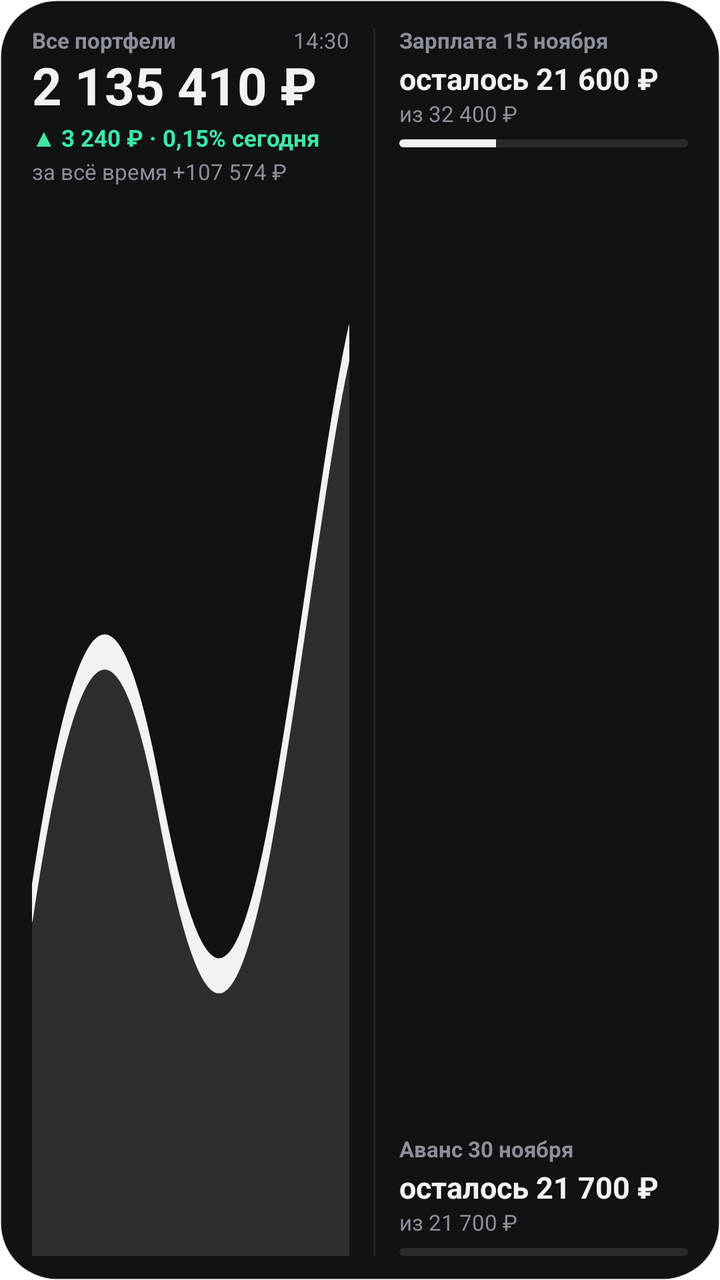
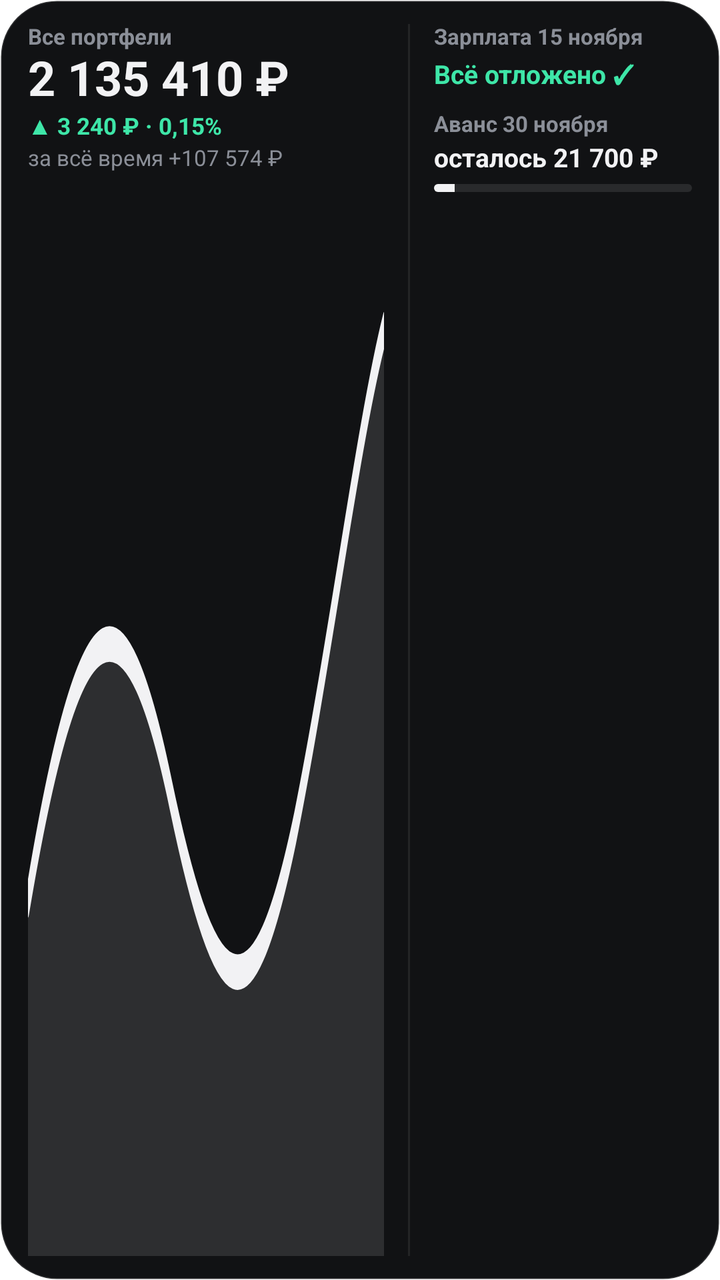

An Android layout rendered at two revisions. The XML below is the earlier revision; the diff shows what the commit changed to produce the second picture.
<!-- AndroidManifest.xml: fallback theme Theme.MaterialComponents.DayNight.NoActionBar -->
<!-- res/layout/widget_preview.xml -->
<?xml version="1.0" encoding="utf-8"?>
<LinearLayout xmlns:android="http://schemas.android.com/apk/res/android"
    android:id="@android:id/background"
    android:layout_width="match_parent"
    android:layout_height="match_parent"
    android:background="@drawable/widget_bg"
    android:orientation="horizontal"
    android:paddingStart="16dp"
    android:paddingEnd="16dp"
    android:paddingTop="14dp"
    android:paddingBottom="12dp">

    <LinearLayout
        android:layout_width="0dp"
        android:layout_height="match_parent"
        android:layout_weight="1.1"
        android:orientation="vertical">

        <LinearLayout
            android:layout_width="match_parent"
            android:layout_height="wrap_content"
            android:orientation="horizontal">

            <TextView
                android:id="@+id/title"
                style="@style/WidgetLabel"
                android:layout_width="0dp"
                android:layout_weight="1" android:text="Все портфели" />

            <TextView
                android:id="@+id/time"
                style="@style/WidgetDim"
                android:layout_width="wrap_content"
                android:layout_marginStart="6dp" android:text="14:30" />
        </LinearLayout>

        <TextView android:id="@+id/value" style="@style/WidgetValue" android:layout_height="34dp" android:autoSizeMaxTextSize="26dp" android:text="2 135 410 ₽" />

        <TextView android:id="@+id/day" style="@style/WidgetChange" android:text="▲ 3 240 ₽ · 0,15% сегодня" />

        <TextView android:id="@+id/total" style="@style/WidgetDim" android:layout_marginTop="3dp" android:text="за всё время +107 574 ₽" />

        <FrameLayout
            android:layout_width="match_parent"
            android:layout_height="0dp"
            android:layout_weight="1"
            android:layout_marginTop="8dp">

            <ImageView
                android:id="@+id/chart"
                android:layout_width="match_parent"
                android:layout_height="match_parent"
                android:scaleType="fitXY" android:src="@drawable/widget_preview_chart" />

            <TextView
                android:id="@+id/chart_empty"
                style="@style/WidgetDim"
                android:layout_gravity="center"
                android:gravity="center"
                android:maxLines="2"
                android:text="График появится через пару дней"
                android:visibility="gone" />
        </FrameLayout>
    </LinearLayout>

    <FrameLayout
        android:layout_width="1dp"
        android:layout_height="match_parent"
        android:layout_marginStart="12dp"
        android:layout_marginEnd="12dp"
        android:background="@drawable/widget_divider" />

    <LinearLayout
        android:layout_width="0dp"
        android:layout_height="match_parent"
        android:layout_weight="1"
        android:orientation="vertical">

        <TextView android:id="@+id/b1_title" style="@style/WidgetLabel" android:text="Зарплата 15 ноября" />

        <TextView android:id="@+id/b1_main" style="@style/WidgetMain" android:layout_marginTop="4dp" android:text="осталось 21 600 ₽" />

        <TextView android:id="@+id/b1_sub" style="@style/WidgetDim" android:layout_marginTop="2dp" android:text="из 32 400 ₽" />

        <ProgressBar
            android:id="@+id/b1_bar"
            style="?android:attr/progressBarStyleHorizontal"
            android:layout_width="match_parent"
            android:layout_height="4dp"
            android:layout_marginTop="6dp"
            android:max="1000"
            android:indeterminate="false"
            android:progressDrawable="@drawable/widget_progress"
            android:progress="333" />

        <FrameLayout
            android:layout_width="match_parent"
            android:layout_height="0dp"
            android:layout_weight="1"
            android:minHeight="8dp" />

        <TextView android:id="@+id/b2_title" style="@style/WidgetLabel" android:text="Аванс 30 ноября" />

        <TextView android:id="@+id/b2_main" style="@style/WidgetMain" android:layout_marginTop="4dp" android:text="осталось 21 700 ₽" />

        <TextView android:id="@+id/b2_sub" style="@style/WidgetDim" android:layout_marginTop="2dp" android:text="из 21 700 ₽" />

        <ProgressBar
            android:id="@+id/b2_bar"
            style="?android:attr/progressBarStyleHorizontal"
            android:layout_width="match_parent"
            android:layout_height="4dp"
            android:layout_marginTop="6dp"
            android:max="1000"
            android:indeterminate="false"
            android:progressDrawable="@drawable/widget_progress"
            android:progress="0" />
    </LinearLayout>
</LinearLayout>
<!-- resources referenced by this layout -->
<resources>
  <!-- drawable widget_bg (drawable) -->
  <?xml version="1.0" encoding="utf-8"?>
  <shape xmlns:android="http://schemas.android.com/apk/res/android" android:shape="rectangle">
      <solid android:color="@color/widget_bg" />
      <stroke android:width="1dp" android:color="#0DFFFFFF" />
      <corners android:radius="@dimen/widget_radius" />
  </shape>
  <!-- drawable widget_divider (drawable) -->
  <?xml version="1.0" encoding="utf-8"?>
  <shape xmlns:android="http://schemas.android.com/apk/res/android" android:shape="rectangle">
      <solid android:color="@color/widget_line" />
  </shape>
  <!-- drawable widget_progress (drawable) -->
  <?xml version="1.0" encoding="utf-8"?>
  <layer-list xmlns:android="http://schemas.android.com/apk/res/android">
      <item android:id="@android:id/background">
          <shape android:shape="rectangle">
              <solid android:color="#1AFFFFFF" />
              <corners android:radius="2dp" />
          </shape>
      </item>
      <item android:id="@android:id/progress">
          <clip>
              <shape android:shape="rectangle">
                  <solid android:color="#F2F2F4" />
                  <corners android:radius="2dp" />
              </shape>
          </clip>
      </item>
  </layer-list>
  <style name="WidgetChange">
          <item name="android:layout_width">match_parent</item>
          <item name="android:layout_height">wrap_content</item>
          <item name="android:textSize">11.5dp</item>
          <item name="android:textStyle">bold</item>
          <item name="android:textColor">#3EE6A8</item>
          <item name="android:maxLines">1</item>
          <item name="android:ellipsize">end</item>
          <item name="android:includeFontPadding">false</item>
      </style>
  <style name="WidgetDim">
          <item name="android:layout_width">match_parent</item>
          <item name="android:layout_height">wrap_content</item>
          <item name="android:textSize">11dp</item>
          <item name="android:textColor">@color/widget_dim</item>
          <item name="android:maxLines">1</item>
          <item name="android:ellipsize">end</item>
          <item name="android:includeFontPadding">false</item>
      </style>
  <style name="WidgetLabel">
          <item name="android:layout_width">match_parent</item>
          <item name="android:layout_height">wrap_content</item>
          <item name="android:textSize">11dp</item>
          <item name="android:textStyle">bold</item>
          <item name="android:textColor">@color/widget_dim</item>
          <item name="android:maxLines">1</item>
          <item name="android:ellipsize">end</item>
          <item name="android:includeFontPadding">false</item>
      </style>
  <style name="WidgetMain">
          <item name="android:layout_width">match_parent</item>
          <item name="android:layout_height">wrap_content</item>
          <item name="android:textSize">15dp</item>
          <item name="android:textStyle">bold</item>
          <item name="android:textColor">@color/widget_text</item>
          <item name="android:maxLines">1</item>
          <item name="android:ellipsize">end</item>
          <item name="android:includeFontPadding">false</item>
      </style>
  <color name="widget_bg">#111214</color>
  <dimen name="widget_radius">22dp</dimen>
  <color name="widget_line">#14FFFFFF</color>
  <color name="widget_dim">#8B8F98</color>
  <color name="widget_text">#F2F2F4</color>
  <!-- unchanged entries left out for length: 2 -->
</resources>

<!-- the commit's change to res/layout/widget_preview.xml (unified diff, before → after) -->
@@ -1,66 +1,35 @@
 <?xml version="1.0" encoding="utf-8"?>
 <LinearLayout xmlns:android="http://schemas.android.com/apk/res/android"
-    android:id="@android:id/background"
     android:layout_width="match_parent"
     android:layout_height="match_parent"
-    android:background="@drawable/widget_bg"
+    android:background="@drawable/widget_preview_bg"
     android:orientation="horizontal"
-    android:paddingStart="16dp"
-    android:paddingEnd="16dp"
-    android:paddingTop="14dp"
+    android:paddingStart="14dp"
+    android:paddingEnd="14dp"
+    android:paddingTop="12dp"
     android:paddingBottom="12dp">
 
     <LinearLayout
         android:layout_width="0dp"
         android:layout_height="match_parent"
-        android:layout_weight="1.1"
+        android:layout_weight="58"
         android:orientation="vertical">
 
-        <LinearLayout
-            android:layout_width="match_parent"
-            android:layout_height="wrap_content"
-            android:orientation="horizontal">
+        <TextView style="@style/WidgetLabel" android:text="Все портфели" />
 
-            <TextView
-                android:id="@+id/title"
-                style="@style/WidgetLabel"
-                android:layout_width="0dp"
-                android:layout_weight="1" android:text="Все портфели" />
+        <TextView style="@style/WidgetValue" android:text="2 135 410 ₽" />
 
-            <TextView
-                android:id="@+id/time"
-                style="@style/WidgetDim"
-                android:layout_width="wrap_content"
-                android:layout_marginStart="6dp" android:text="14:30" />
-        </LinearLayout>
+        <TextView style="@style/WidgetChange" android:text="▲ 3 240 ₽ · 0,15%" />
 
-        <TextView android:id="@+id/value" style="@style/WidgetValue" android:layout_height="34dp" android:autoSizeMaxTextSize="26dp" android:text="2 135 410 ₽" />
+        <TextView style="@style/WidgetDim" android:layout_marginTop="2dp" android:text="за всё время +107 574 ₽" />
 
-        <TextView android:id="@+id/day" style="@style/WidgetChange" android:text="▲ 3 240 ₽ · 0,15% сегодня" />
-
-        <TextView android:id="@+id/total" style="@style/WidgetDim" android:layout_marginTop="3dp" android:text="за всё время +107 574 ₽" />
-
-        <FrameLayout
+        <ImageView
             android:layout_width="match_parent"
             android:layout_height="0dp"
             android:layout_weight="1"
-            android:layout_marginTop="8dp">
-
-            <ImageView
-                android:id="@+id/chart"
-                android:layout_width="match_parent"
-                android:layout_height="match_parent"
-                android:scaleType="fitXY" android:src="@drawable/widget_preview_chart" />
-
-            <TextView
-                android:id="@+id/chart_empty"
-                style="@style/WidgetDim"
-                android:layout_gravity="center"
-                android:gravity="center"
-                android:maxLines="2"
-                android:text="График появится через пару дней"
-                android:visibility="gone" />
-        </FrameLayout>
+            android:layout_marginTop="8dp"
+            android:scaleType="fitXY"
+            android:src="@drawable/widget_preview_chart" />
     </LinearLayout>
 
     <FrameLayout
@@ -68,52 +37,32 @@
         android:layout_height="match_parent"
         android:layout_marginStart="12dp"
         android:layout_marginEnd="12dp"
-        android:background="@drawable/widget_divider" />
+        android:background="#14FFFFFF" />
 
     <LinearLayout
         android:layout_width="0dp"
         android:layout_height="match_parent"
-        android:layout_weight="1"
+        android:layout_weight="42"
         android:orientation="vertical">
 
-        <TextView android:id="@+id/b1_title" style="@style/WidgetLabel" android:text="Зарплата 15 ноября" />
+        <TextView style="@style/WidgetLabel" android:text="Зарплата 15 ноября" />
 
-        <TextView android:id="@+id/b1_main" style="@style/WidgetMain" android:layout_marginTop="4dp" android:text="осталось 21 600 ₽" />
+        <TextView style="@style/WidgetMain" android:layout_marginTop="3dp" android:textSize="13dp" android:textColor="#3EE6A8" android:text="Всё отложено ✓" />
 
-        <TextView android:id="@+id/b1_sub" style="@style/WidgetDim" android:layout_marginTop="2dp" android:text="из 32 400 ₽" />
+        <FrameLayout android:layout_width="match_parent" android:layout_height="10dp" />
+
+        <TextView style="@style/WidgetLabel" android:text="Аванс 30 ноября" />
+
+        <TextView style="@style/WidgetMain" android:layout_marginTop="3dp" android:textSize="13dp" android:text="осталось 21 700 ₽" />
 
         <ProgressBar
-            android:id="@+id/b1_bar"
             style="?android:attr/progressBarStyleHorizontal"
             android:layout_width="match_parent"
             android:layout_height="4dp"
-            android:layout_marginTop="6dp"
+            android:layout_marginTop="5dp"
             android:max="1000"
+            android:progress="80"
             android:indeterminate="false"
-            android:progressDrawable="@drawable/widget_progress"
-            android:progress="333" />
-
-        <FrameLayout
-            android:layout_width="match_parent"
-            android:layout_height="0dp"
-            android:layout_weight="1"
-            android:minHeight="8dp" />
-
-        <TextView android:id="@+id/b2_title" style="@style/WidgetLabel" android:text="Аванс 30 ноября" />
-
-        <TextView android:id="@+id/b2_main" style="@style/WidgetMain" android:layout_marginTop="4dp" android:text="осталось 21 700 ₽" />
-
-        <TextView android:id="@+id/b2_sub" style="@style/WidgetDim" android:layout_marginTop="2dp" android:text="из 21 700 ₽" />
-
-        <ProgressBar
-            android:id="@+id/b2_bar"
-            style="?android:attr/progressBarStyleHorizontal"
-            android:layout_width="match_parent"
-            android:layout_height="4dp"
-            android:layout_marginTop="6dp"
-            android:max="1000"
-            android:indeterminate="false"
-            android:progressDrawable="@drawable/widget_progress"
-            android:progress="0" />
+            android:progressDrawable="@drawable/widget_progress" />
     </LinearLayout>
 </LinearLayout>
<!-- resource entries referenced after the edit -->
@@ -1,16 +1,11 @@
 <!-- resources referenced by this layout -->
 <resources>
-  <!-- drawable widget_bg (drawable) -->
+  <!-- drawable widget_preview_bg (drawable) -->
   <?xml version="1.0" encoding="utf-8"?>
   <shape xmlns:android="http://schemas.android.com/apk/res/android" android:shape="rectangle">
       <solid android:color="@color/widget_bg" />
-      <stroke android:width="1dp" android:color="#0DFFFFFF" />
+      <stroke android:width="1dp" android:color="#21FFFFFF" />
       <corners android:radius="@dimen/widget_radius" />
-  </shape>
-  <!-- drawable widget_divider (drawable) -->
-  <?xml version="1.0" encoding="utf-8"?>
-  <shape xmlns:android="http://schemas.android.com/apk/res/android" android:shape="rectangle">
-      <solid android:color="@color/widget_line" />
   </shape>
   <!-- drawable widget_progress (drawable) -->
   <?xml version="1.0" encoding="utf-8"?>
@@ -24,7 +19,7 @@
       <item android:id="@android:id/progress">
           <clip>
               <shape android:shape="rectangle">
-                  <solid android:color="#F2F2F4" />
+                  <solid android:color="#FFF2F2F4" />
                   <corners android:radius="2dp" />
               </shape>
           </clip>
@@ -71,7 +66,6 @@
       </style>
   <color name="widget_bg">#111214</color>
   <dimen name="widget_radius">22dp</dimen>
-  <color name="widget_line">#14FFFFFF</color>
   <color name="widget_dim">#8B8F98</color>
   <color name="widget_text">#F2F2F4</color>
   <!-- unchanged entries left out for length: 2 -->
